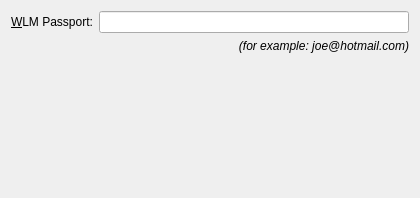
The window that protocols/wlm/ui/wlmaddui.ui (KDE/kopete) describes before a commit, drawn with Qt 5.
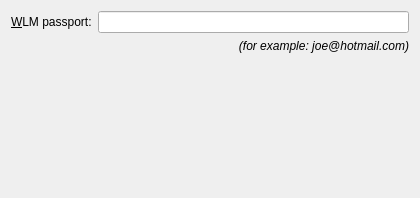
The same window after the commit. Custom widgets are drawn as their Qt base class.

Diff of the .ui file:
```diff
--- a/protocols/wlm/ui/wlmaddui.ui
+++ b/protocols/wlm/ui/wlmaddui.ui
@@ -20,7 +20,7 @@
       <string>The account name of the account you would like to add.</string>
      </property>
      <property name="text">
-      <string>&amp;WLM Passport:</string>
+      <string>&amp;WLM passport:</string>
      </property>
      <property name="wordWrap">
       <bool>false</bool>
```
